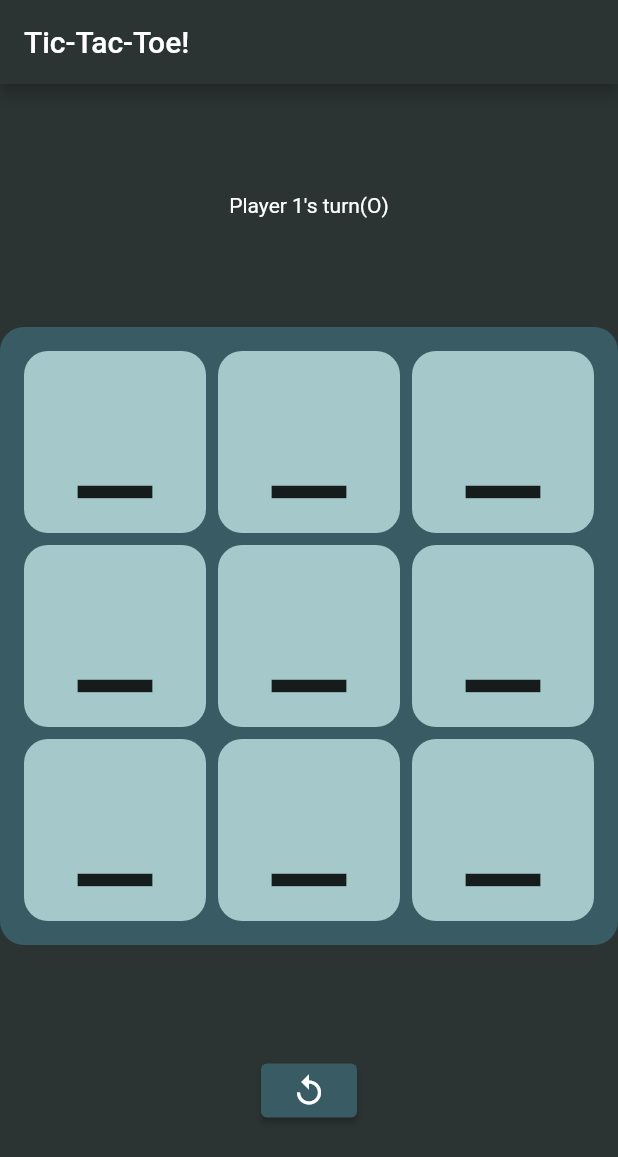
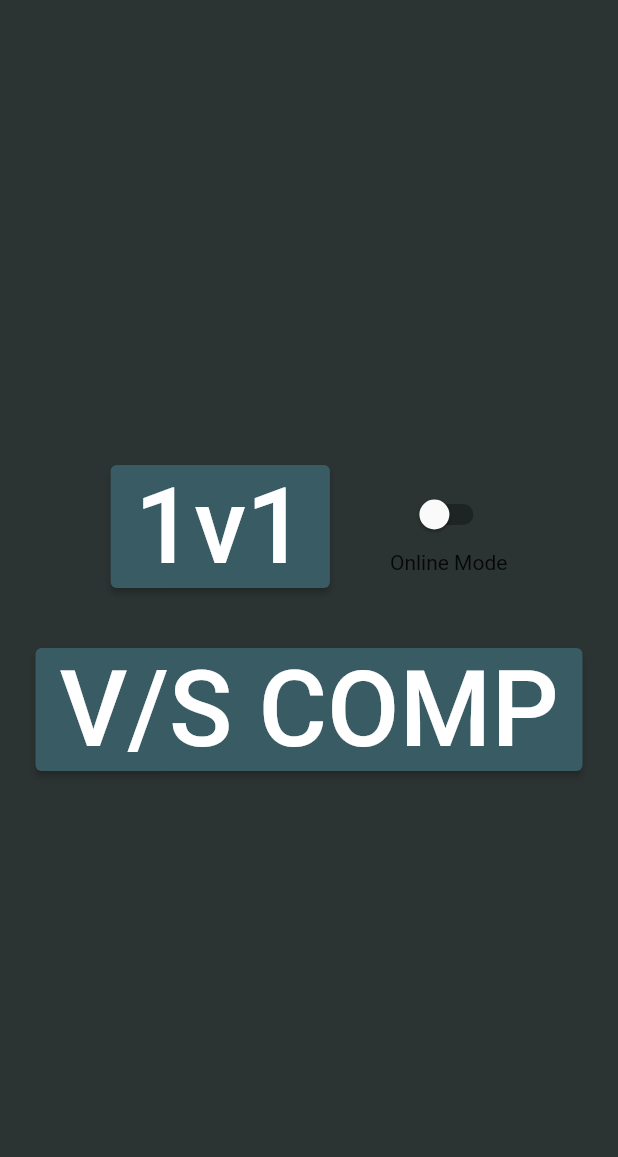
Before and after one commit to RawatDevanshu/tictactoe, a Flutter app: the screen it shows after launch, on a phone screen of 412 x 824 dp. Shown: the top 1157 px of the screen. Run offline on Flutter 3.47's test engine with Material 2 defaults, Android fonts, the phone set to English and light mode, and no system bars.

Commit message:
created main menu,organised file structure,designd winlogic

```diff
--- a/lib/main.dart
+++ b/lib/main.dart
@@ -1,6 +1,5 @@
 import 'package:flutter/material.dart';
-
-List<int> values = [2, 2, 2, 2, 2, 2, 2, 2, 2];
+import 'package:tictactoe/routes/routes.dart' as route;
 
 void main() {
   runApp(const MyApp());
@@ -18,106 +17,8 @@ class MyApp extends StatelessWidget {
               style: ButtonStyle(
                   backgroundColor: MaterialStateProperty.all<Color>(
                       const Color.fromARGB(255, 57, 91, 100))))),
-      home: const MyHomePage(title: 'Tic-Tac-Toe!'),
+      onGenerateRoute: route.controller,
+      initialRoute: route.mainMenu,
     );
   }
 }
-
-class MyHomePage extends StatefulWidget {
-  const MyHomePage({super.key, required this.title});
-
-  final String title;
-
-  @override
-  State<MyHomePage> createState() => _MyHomePageState();
-}
-
-class _MyHomePageState extends State<MyHomePage> {
-  @override
-  Widget build(BuildContext context) {
-    return Scaffold(
-      backgroundColor: const Color.fromARGB(255, 44, 51, 51),
-      appBar: AppBar(
-        title: Text(widget.title),
-        backgroundColor: const Color.fromARGB(255, 44, 51, 51),
-      ),
-      body: const IconGrid(),
-    );
-  }
-}
-
-class IconGrid extends StatefulWidget {
-  const IconGrid({super.key});
-
-  @override
-  State<IconGrid> createState() => _IconGridState();
-}
-
-class _IconGridState extends State<IconGrid> {
-  int turn = 0;
-  @override
-  Widget build(BuildContext context) {
-    double boardwidth = MediaQuery.of(context).size.width;
-    return Column(
-        mainAxisAlignment: MainAxisAlignment.spaceEvenly,
-        children: <Widget>[
-          Text(
-            turn == 0 ? "Player 1's turn(O)" : "Player 2's turn(X)",
-            style: const TextStyle(color: Color.fromRGBO(255, 255, 255, 1)),
-          ),
-          Container(
-              width: boardwidth,
-              height: boardwidth,
-              decoration: BoxDecoration(
-                  color: const Color.fromARGB(255, 57, 91, 100),
-                  borderRadius: BorderRadius.circular(16)),
-              child: GridView.count(
-                crossAxisCount: 3,
-                padding: const EdgeInsets.all(16),
-                mainAxisSpacing: 8,
-                crossAxisSpacing: 8,
-                children: List.generate(9, (index) {
-                  return Container(
-                    width: 100,
-                    height: 100,
-                    decoration: BoxDecoration(
-                        color: const Color.fromARGB(255, 165, 201, 202),
-                        borderRadius: BorderRadius.circular(16)),
-                    child: Center(
-                      child: IconButton(
-                        iconSize: 100,
-                        highlightColor: Colors.transparent,
-                        splashColor: Colors.transparent,
-                        icon: values[index] == 2
-                            ? const Icon(Icons.minimize)
-                            : values[index] == 0
-                                ? const Icon(Icons.circle_outlined)
-                                : const Icon(Icons.close),
-                        onPressed: () {
-                          setState(() {
-                            if (values[index] == 2) {
-                              values[index] = turn;
-                              if (turn == 1) {
-                                turn = 0;
-                              } else {
-                                turn = 1;
-                              }
-                            }
-                          });
-                        },
-                      ),
-                    ),
-                  );
-                }),
-              )),
-          ElevatedButton(
-              onPressed: () {
-                setState(() {
-                  values = [2, 2, 2, 2, 2, 2, 2, 2, 2];
-                  turn = 0;
-                });
-              },
-              child: const Icon(Icons.replay)),
-        ]);
-  }
-}
--- /dev/null
+++ b/lib/routes/routes.dart
@@ -0,0 +1,23 @@
+import 'package:flutter/material.dart';
+import 'package:tictactoe/views/offline1v1.dart';
+import 'package:tictactoe/views/menu.dart';
+import 'package:tictactoe/views/comp.dart';
+
+const String mainMenu = 'mainMenu';
+const String offline1v1 = 'offline1v1';
+const String comp = 'comp';
+
+Route<dynamic> controller(RouteSettings settings) {
+  switch (settings.name) {
+    case mainMenu:
+      return MaterialPageRoute(builder: (context) => const MainMenu());
+    case offline1v1:
+      return MaterialPageRoute(builder: (context) => const Offline1v1());
+    case comp:
+      return MaterialPageRoute(
+        builder: (context) => const Comp(),
+      );
+    default:
+      throw ("This route doesnt exist");
+  }
+}
--- /dev/null
+++ b/lib/views/comp.dart
@@ -0,0 +1,26 @@
+import 'package:flutter/material.dart';
+import 'package:tictactoe/utils/gamematrix.dart';
+
+
+
+
+class Comp extends StatefulWidget {
+  const Comp({super.key});
+
+  @override
+  State<Comp> createState() => _CompState();
+}
+
+class _CompState extends State<Comp> {
+  @override
+  Widget build(BuildContext context) {
+    return Scaffold(
+      backgroundColor: const Color.fromARGB(255, 44, 51, 51),
+      appBar: AppBar(
+        title: const Text("Tic-Tac-Toe!!!"),
+        backgroundColor: const Color.fromARGB(255, 44, 51, 51),
+      ),
+      body: null,
+    );
+  }
+}
--- /dev/null
+++ b/lib/views/menu.dart
@@ -0,0 +1,76 @@
+import 'package:flutter/material.dart';
+import 'package:tictactoe/routes/routes.dart' as route;
+
+class MainMenu extends StatelessWidget {
+  const MainMenu({super.key});
+
+  @override
+  Widget build(BuildContext context) {
+    return Scaffold(
+        backgroundColor: const Color.fromARGB(255, 44, 51, 51),
+        body: Center(
+          child: Column(
+            mainAxisAlignment: MainAxisAlignment.center,
+            children: <Widget>[
+              Row(
+                mainAxisAlignment: MainAxisAlignment.center,
+                children: <Widget>[
+                  ElevatedButton(
+                    onPressed: (() {
+                      Navigator.pushNamed((context), route.offline1v1);
+                    }),
+                    child: const Text(
+                      "1v1",
+                      textScaleFactor: 5,
+                    ),
+                  ),
+                  const SizedBox(
+                    width: 40,
+                  ),
+                  Column(children: const <Widget>[
+                    OnlineSwitch(),
+                    Text(
+                      "Online Mode",
+                    ),
+                  ]),
+                ],
+              ),
+              const SizedBox(
+                height: 40,
+              ),
+              ElevatedButton(
+                  onPressed: (() {
+                    Navigator.pushNamed((context), route.comp);
+                  }),
+                  child: const Text(
+                    "V/S COMP",
+                    textScaleFactor: 5,
+                  )),
+            ],
+          ),
+        ));
+  }
+}
+
+class OnlineSwitch extends StatefulWidget {
+  const OnlineSwitch({super.key});
+
+  @override
+  State<OnlineSwitch> createState() => _OnlineSwitchState();
+}
+
+class _OnlineSwitchState extends State<OnlineSwitch> {
+  bool value = false;
+  @override
+  Widget build(BuildContext context) {
+    return Switch.adaptive(
+      activeColor: const Color.fromARGB(255, 231, 246, 242),
+      value: value,
+      onChanged: ((value) {
+        setState(() {
+          this.value = value;
+        });
+      }),
+    );
+  }
+}
```
Also changed, not shown: lib/utils/gamematrix.dart (added, +107 -0 lines), lib/views/offline1v1.dart (added, +26 -0 lines), 1 other file.
